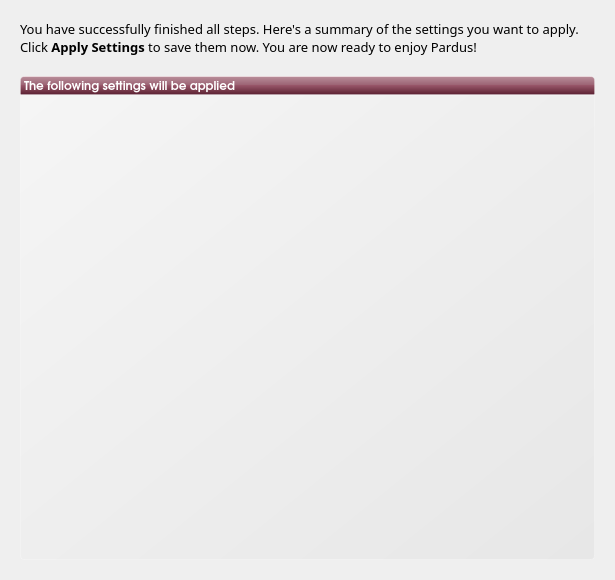
First picture: the form in kde/kaptan/src/gui/summaryWidget.ui, repository pars-linux/uludag, before the edit.
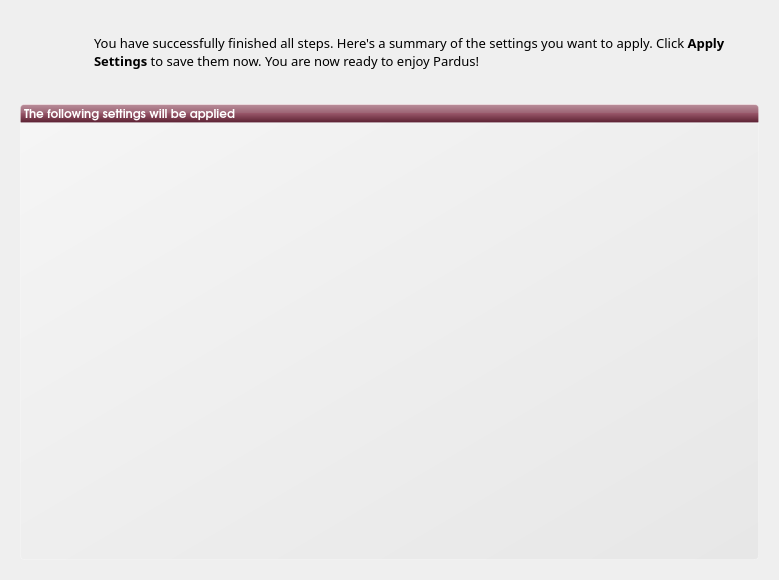
Second picture: the form after the edit. Icons and pictures are not drawn.

Patch:
```diff
--- a/kde/kaptan/src/gui/summaryWidget.ui
+++ b/kde/kaptan/src/gui/summaryWidget.ui
@@ -6,7 +6,7 @@
    <rect>
     <x>0</x>
     <y>0</y>
-    <width>615</width>
+    <width>779</width>
     <height>580</height>
    </rect>
   </property>
@@ -23,31 +23,7 @@
    <property name="spacing">
     <number>0</number>
    </property>
-   <item row="3" column="0">
-    <widget class="QTextEdit" name="textSummary">
-     <property name="font">
-      <font>
-       <family>Sans Serif</family>
-       <pointsize>9</pointsize>
-      </font>
-     </property>
-     <property name="styleSheet">
-      <string notr="true">#textSummary{
-color: #411926;
-background-color: qlineargradient(spread:pad, x1:1, y1:1, x2:0, y2:0, stop:0 rgba(219, 219, 219, 100), stop:1 rgba(255, 255, 255, 100));
-border: 1px solid rgba(255,255,255,50);
-border-bottom-left-radius: 4px;
-border-bottom-right-radius: 4px;
-padding: 20px;
-}
-</string>
-     </property>
-     <property name="tabStopWidth">
-      <number>10</number>
-     </property>
-    </widget>
-   </item>
-   <item row="0" column="0">
+   <item row="0" column="1" colspan="2">
     <widget class="QLabel" name="description">
      <property name="minimumSize">
       <size>
@@ -70,6 +46,9 @@
      <property name="wordWrap">
       <bool>true</bool>
      </property>
+     <property name="indent">
+      <number>10</number>
+     </property>
     </widget>
    </item>
    <item row="1" column="0">
@@ -88,7 +67,7 @@
      </property>
     </spacer>
    </item>
-   <item row="2" column="0">
+   <item row="2" column="0" colspan="3">
     <widget class="QLabel" name="label">
      <property name="font">
       <font>
@@ -115,6 +94,52 @@
      </property>
     </widget>
    </item>
+   <item row="3" column="0" colspan="3">
+    <widget class="QTextEdit" name="textSummary">
+     <property name="font">
+      <font>
+       <family>Sans Serif</family>
+       <pointsize>9</pointsize>
+      </font>
+     </property>
+     <property name="styleSheet">
+      <string notr="true">#textSummary{
+color: #411926;
+background-color: qlineargradient(spread:pad, x1:1, y1:1, x2:0, y2:0, stop:0 rgba(219, 219, 219, 100), stop:1 rgba(255, 255, 255, 100));
+border: 1px solid rgba(255,255,255,50);
+border-bottom-left-radius: 4px;
+border-bottom-right-radius: 4px;
+padding: 20px;
+}
+</string>
+     </property>
+     <property name="tabStopWidth">
+      <number>10</number>
+     </property>
+    </widget>
+   </item>
+   <item row="0" column="0">
+    <widget class="QLabel" name="label_2">
+     <property name="minimumSize">
+      <size>
+       <width>64</width>
+       <height>64</height>
+      </size>
+     </property>
+     <property name="maximumSize">
+      <size>
+       <width>64</width>
+       <height>64</height>
+      </size>
+     </property>
+     <property name="text">
+      <string/>
+     </property>
+     <property name="pixmap">
+      <pixmap resource="raw.qrc">:/raw/pics/basket.png</pixmap>
+     </property>
+    </widget>
+   </item>
   </layout>
  </widget>
  <resources/>
```
Left out of the diff: 4 changed lines with no effect on the pictures.
